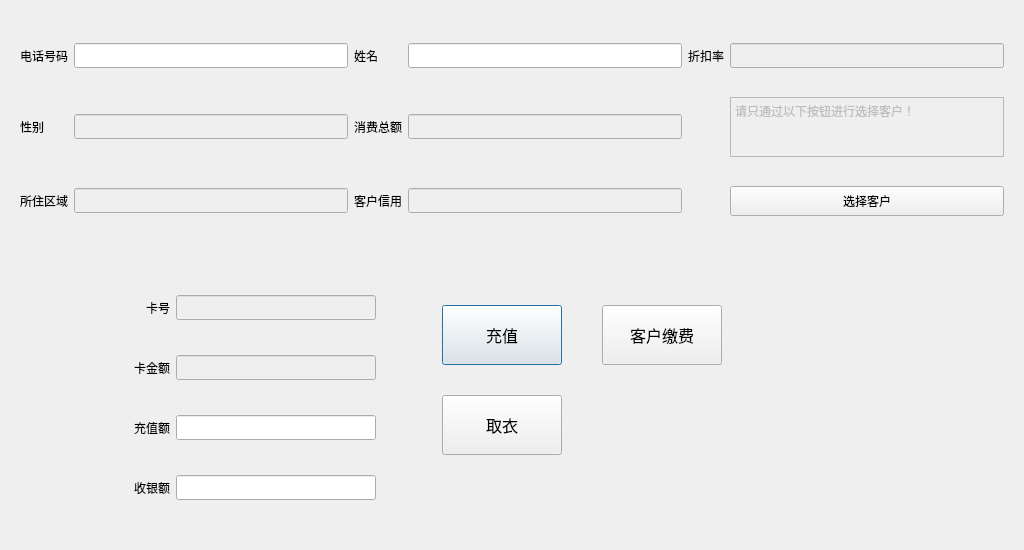
Quentlam/LaundryManagementSystem, file LaundryManagementSystem/dlgcustomerrecharge.ui: the form before one commit.
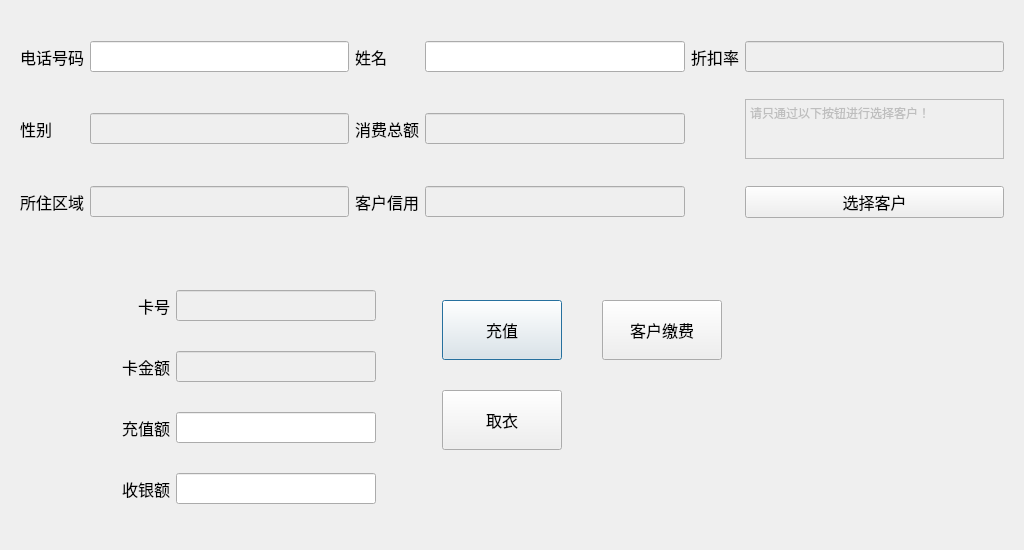
The form after the commit.

Diff of the .ui file:
```diff
--- a/LaundryManagementSystem/dlgcustomerrecharge.ui
+++ b/LaundryManagementSystem/dlgcustomerrecharge.ui
@@ -22,6 +22,12 @@
     <height>480</height>
    </size>
   </property>
+  <property name="font">
+   <font>
+    <family>微软雅黑</family>
+    <pointsize>12</pointsize>
+   </font>
+  </property>
   <property name="windowTitle">
    <string>充值</string>
   </property>
@@ -31,6 +37,7 @@
      <property name="font">
       <font>
        <family>微软雅黑</family>
+       <pointsize>12</pointsize>
       </font>
      </property>
      <layout class="QGridLayout" name="gridLayout_3">
@@ -54,6 +61,7 @@
         <property name="font">
          <font>
           <family>微软雅黑</family>
+          <pointsize>12</pointsize>
          </font>
         </property>
        </widget>
@@ -63,6 +71,7 @@
         <property name="font">
          <font>
           <family>微软雅黑</family>
+          <pointsize>12</pointsize>
          </font>
         </property>
         <widget class="QPushButton" name="BtnRecharge">
@@ -132,6 +141,7 @@
          </property>
          <property name="font">
           <font>
+           <family>微软雅黑</family>
            <pointsize>12</pointsize>
           </font>
          </property>
@@ -161,6 +171,7 @@
         <property name="font">
          <font>
           <family>微软雅黑</family>
+          <pointsize>12</pointsize>
          </font>
         </property>
        </widget>
@@ -182,6 +193,7 @@
         <property name="font">
          <font>
           <family>微软雅黑</family>
+          <pointsize>12</pointsize>
          </font>
         </property>
        </widget>
@@ -203,6 +215,7 @@
         <property name="font">
          <font>
           <family>微软雅黑</family>
+          <pointsize>12</pointsize>
          </font>
         </property>
        </widget>
@@ -218,6 +231,7 @@
         <property name="font">
          <font>
           <family>微软雅黑</family>
+          <pointsize>12</pointsize>
          </font>
         </property>
         <property name="text">
@@ -239,6 +253,7 @@
         <property name="font">
          <font>
           <family>微软雅黑</family>
+          <pointsize>12</pointsize>
          </font>
         </property>
         <property name="text">
@@ -260,6 +275,7 @@
         <property name="font">
          <font>
           <family>微软雅黑</family>
+          <pointsize>12</pointsize>
          </font>
         </property>
         <property name="text">
@@ -281,6 +297,7 @@
         <property name="font">
          <font>
           <family>微软雅黑</family>
+          <pointsize>12</pointsize>
          </font>
         </property>
         <property name="text">
@@ -305,6 +322,7 @@
      <property name="font">
       <font>
        <family>微软雅黑</family>
+       <pointsize>12</pointsize>
       </font>
      </property>
      <layout class="QGridLayout" name="gridLayout_2">
@@ -313,6 +331,7 @@
         <property name="font">
          <font>
           <family>微软雅黑</family>
+          <pointsize>12</pointsize>
          </font>
         </property>
         <property name="text">
@@ -328,6 +347,7 @@
         <property name="font">
          <font>
           <family>微软雅黑</family>
+          <pointsize>12</pointsize>
          </font>
         </property>
        </widget>
@@ -340,6 +360,7 @@
         <property name="font">
          <font>
           <family>微软雅黑</family>
+          <pointsize>12</pointsize>
          </font>
         </property>
        </widget>
@@ -352,6 +373,7 @@
         <property name="font">
          <font>
           <family>微软雅黑</family>
+          <pointsize>12</pointsize>
          </font>
         </property>
        </widget>
@@ -361,6 +383,7 @@
         <property name="font">
          <font>
           <family>微软雅黑</family>
+          <pointsize>12</pointsize>
          </font>
         </property>
         <property name="text">
@@ -373,6 +396,7 @@
         <property name="font">
          <font>
           <family>微软雅黑</family>
+          <pointsize>12</pointsize>
          </font>
         </property>
         <property name="text">
@@ -388,6 +412,7 @@
         <property name="font">
          <font>
           <family>微软雅黑</family>
+          <pointsize>12</pointsize>
          </font>
         </property>
        </widget>
@@ -400,6 +425,7 @@
         <property name="font">
          <font>
           <family>微软雅黑</family>
+          <pointsize>12</pointsize>
          </font>
         </property>
        </widget>
@@ -412,6 +438,7 @@
         <property name="font">
          <font>
           <family>微软雅黑</family>
+          <pointsize>12</pointsize>
          </font>
         </property>
        </widget>
@@ -421,6 +448,7 @@
         <property name="font">
          <font>
           <family>微软雅黑</family>
+          <pointsize>12</pointsize>
          </font>
         </property>
         <property name="text">
@@ -433,6 +461,7 @@
         <property name="font">
          <font>
           <family>微软雅黑</family>
+          <pointsize>12</pointsize>
          </font>
         </property>
         <property name="text">
@@ -451,6 +480,7 @@
         <property name="font">
          <font>
           <family>微软雅黑</family>
+          <pointsize>12</pointsize>
          </font>
         </property>
         <property name="text">
@@ -463,6 +493,7 @@
         <property name="font">
          <font>
           <family>微软雅黑</family>
+          <pointsize>12</pointsize>
          </font>
         </property>
         <property name="text">
@@ -475,6 +506,7 @@
         <property name="font">
          <font>
           <family>微软雅黑</family>
+          <pointsize>12</pointsize>
          </font>
         </property>
        </widget>
@@ -484,6 +516,7 @@
         <property name="font">
          <font>
           <family>微软雅黑</family>
+          <pointsize>12</pointsize>
          </font>
         </property>
         <property name="text">
@@ -505,6 +538,7 @@
         <property name="font">
          <font>
           <family>微软雅黑</family>
+          <pointsize>12</pointsize>
          </font>
         </property>
         <property name="verticalScrollBarPolicy">
@@ -515,10 +549,13 @@
         </property>
         <property name="html">
          <string>&lt;!DOCTYPE HTML PUBLIC &quot;-//W3C//DTD HTML 4.0//EN&quot; &quot;http://www.w3.org/TR/REC-html40/strict.dtd&quot;&gt;
-&lt;html&gt;&lt;head&gt;&lt;meta name=&quot;qrichtext&quot; content=&quot;1&quot; /&gt;&lt;style type=&quot;text/css&quot;&gt;
+&lt;html&gt;&lt;head&gt;&lt;meta name=&quot;qrichtext&quot; content=&quot;1&quot; /&gt;&lt;meta charset=&quot;utf-8&quot; /&gt;&lt;style type=&quot;text/css&quot;&gt;
 p, li { white-space: pre-wrap; }
-&lt;/style&gt;&lt;/head&gt;&lt;body style=&quot; font-family:'微软雅黑'; font-size:9pt; font-weight:400; font-style:normal;&quot;&gt;
-&lt;p style=&quot; margin-top:0px; margin-bottom:0px; margin-left:0px; margin-right:0px; -qt-block-indent:0; text-indent:0px;&quot;&gt;请只通过以下按钮进行选择客户！&lt;/p&gt;&lt;/body&gt;&lt;/html&gt;</string>
+hr { height: 1px; border-width: 0; }
+li.unchecked::marker { content: &quot;\2610&quot;; }
+li.checked::marker { content: &quot;\2612&quot;; }
+&lt;/style&gt;&lt;/head&gt;&lt;body style=&quot; font-family:'微软雅黑'; font-size:12pt; font-weight:400; font-style:normal;&quot;&gt;
+&lt;p style=&quot; margin-top:0px; margin-bottom:0px; margin-left:0px; margin-right:0px; -qt-block-indent:0; text-indent:0px;&quot;&gt;&lt;span style=&quot; font-size:9pt;&quot;&gt;请只通过以下按钮进行选择客户！&lt;/span&gt;&lt;/p&gt;&lt;/body&gt;&lt;/html&gt;</string>
         </property>
         <property name="openLinks">
          <bool>true</bool>
```
